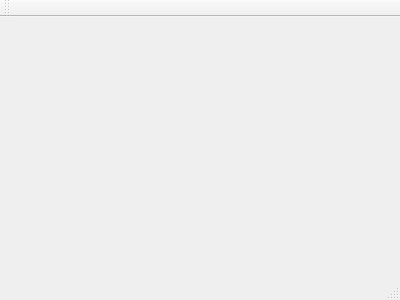
Old version of the form qt/ui/mainwindow.ui in the repository alecalve/UTProfiler.
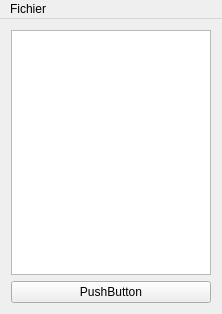
New version of the form.

The edit to the form file:
```diff
--- a/qt/ui/mainwindow.ui
+++ b/qt/ui/mainwindow.ui
@@ -1,24 +1,68 @@
 <ui version="4.0">
  <class>MainWindow</class>
- <widget class="QMainWindow" name="MainWindow" >
-  <property name="geometry" >
+ <widget class="QMainWindow" name="MainWindow">
+  <property name="geometry">
    <rect>
     <x>0</x>
     <y>0</y>
-    <width>400</width>
-    <height>300</height>
+    <width>222</width>
+    <height>314</height>
    </rect>
   </property>
   <property name="windowTitle" >
    <string>MainWindow</string>
   </property>
-  <widget class="QMenuBar" name="menuBar" />
-  <widget class="QToolBar" name="mainToolBar" />
-  <widget class="QWidget" name="centralWidget" />
-  <widget class="QStatusBar" name="statusBar" />
+  <widget class="QWidget" name="centralWidget">
+   <layout class="QGridLayout" name="gridLayout">
+    <item row="0" column="0">
+     <widget class="QPlainTextEdit" name="plainTextEdit">
+      <property name="readOnly">
+       <bool>true</bool>
+      </property>
+     </widget>
+    </item>
+    <item row="1" column="0">
+     <widget class="QPushButton" name="Afficher">
+      <property name="text">
+       <string>PushButton</string>
+      </property>
+     </widget>
+    </item>
+   </layout>
+  </widget>
+  <widget class="QMenuBar" name="menuBar">
+   <property name="geometry">
+    <rect>
+     <x>0</x>
+     <y>0</y>
+     <width>222</width>
+     <height>23</height>
+    </rect>
+   </property>
+   <widget class="QMenu" name="menuFichier">
+    <property name="title">
+     <string>Fichier</string>
+    </property>
+   </widget>
+   <addaction name="menuFichier"/>
+  </widget>
+  <action name="actionOuvrir">
+   <property name="text">
+    <string>Ouvrir</string>
+   </property>
+  </action>
+  <action name="actionFermer">
+   <property name="text">
+    <string>Fermer</string>
+   </property>
+  </action>
+  <action name="actionParametres">
+   <property name="text">
+    <string>Paramètres</string>
+   </property>
+  </action>
  </widget>
- <layoutDefault spacing="6" margin="11" />
- <pixmapfunction></pixmapfunction>
+ <layoutdefault spacing="6" margin="11"/>
  <resources/>
  <connections/>
 </ui>
```
Left out of the diff: 25 changed lines with no effect on the pictures.
